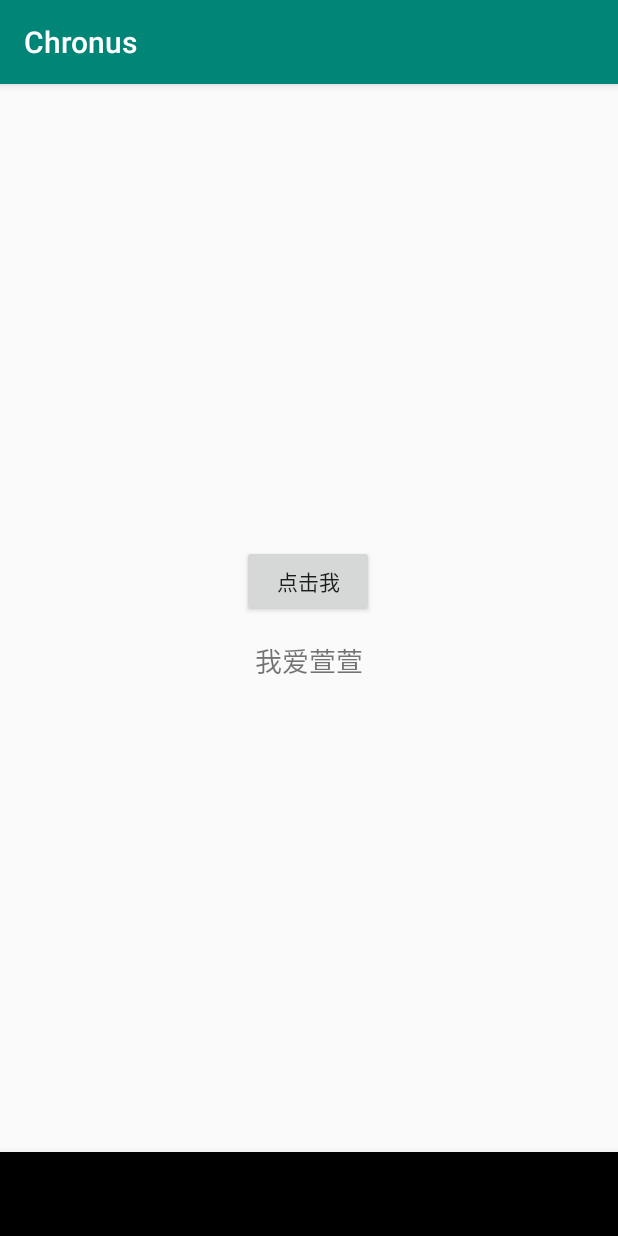
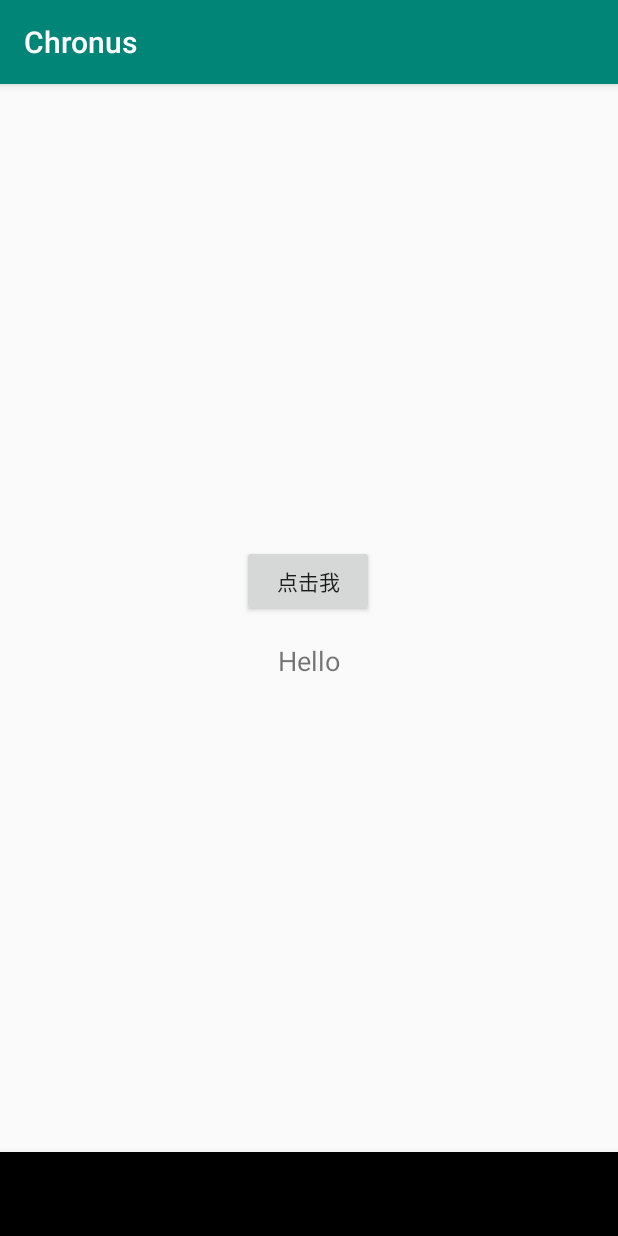
Before and after one commit to ShawnDiego/Chronus, an Android app: the screen it shows after launch (MainActivity), after a tap on "点击我", on a phone screen of 412 x 824 dp. Run offline under Robolectric (Android 15) with nearby library versions, the phone set to English and light mode, and no system bars.

Commit message:
修改文字

```diff
--- a/app/src/main/java/com/example/chronus/MainActivity.java
+++ b/app/src/main/java/com/example/chronus/MainActivity.java
@@ -19,6 +19,6 @@ public class MainActivity extends AppCompatActivity implements View.OnClickListe
     @Override
     public void onClick(View view){
         TextView text = (TextView) findViewById(R.id.textView);
-        text.setText("我爱萱萱");
+        text.setText("Hello");
     }
 }
```
